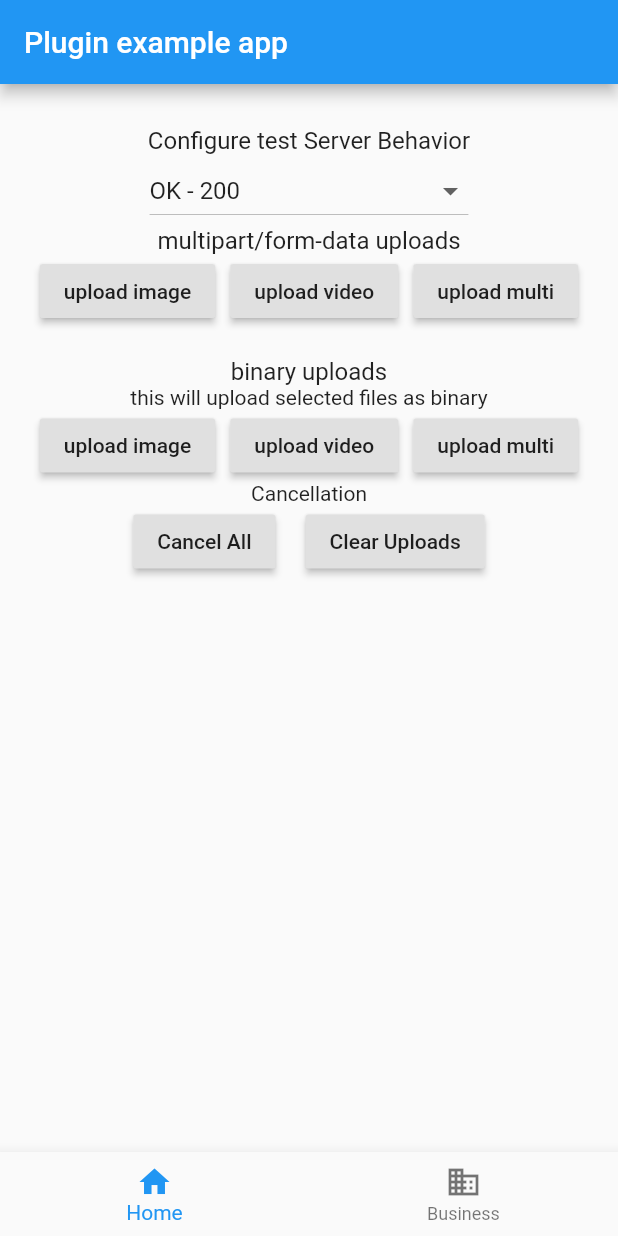
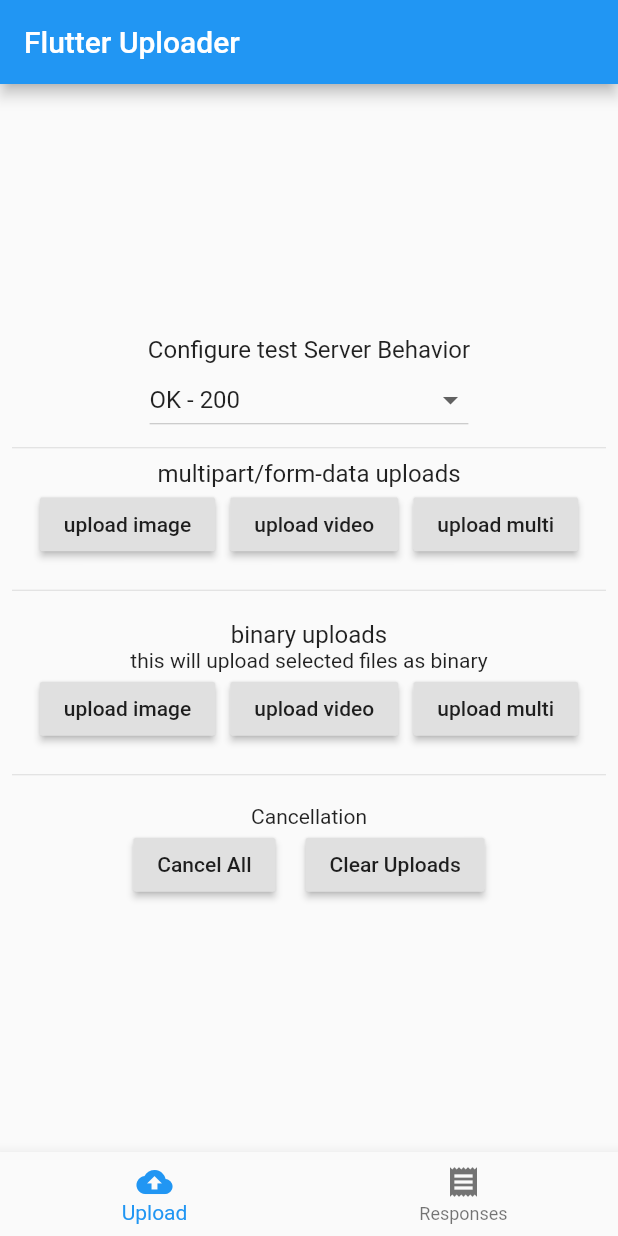
Before and after one commit to fluttercommunity/flutter_uploader, a Flutter app: the screen it shows after launch, on a phone screen of 412 x 824 dp. Run offline on Flutter 3.47's test engine with Material 2 defaults, Android fonts, the phone set to English and light mode, and no system bars; our stand-ins replace equatable, file_picker, flutter_local_notifications, image_picker, shared_preferences.

Commit message:
Cleanups in example

```diff
--- a/example/lib/main.dart
+++ b/example/lib/main.dart
@@ -9,7 +9,8 @@ import 'package:flutter_local_notifications/flutter_local_notifications.dart';
 
 const String title = "FileUpload Sample app";
 final Uri uploadURL = Uri.parse(
-    "https://us-central1-flutteruploadertest.cloudfunctions.net/upload");
+  "https://us-central1-flutteruploadertest.cloudfunctions.net/upload",
+);
 
 FlutterUploader _uploader = FlutterUploader();
 
@@ -28,8 +29,6 @@ void backgroundHandler() {
 
     if (Platform.isAndroid) {
       uploader.progress.listen((progress) {
-        print("In ISOLATE: ID: ${progress.taskId}");
-
         if (processed.contains(progress.taskId)) {
           return;
         }
@@ -59,9 +58,6 @@ void backgroundHandler() {
     }
 
     uploader.result.listen((result) {
-      print(
-          'In ISOLATE: Result: ${result.taskId}, ${result.status.description}');
-
       if (processed.contains(result.taskId)) {
         return;
       }
@@ -102,7 +98,7 @@ void backgroundHandler() {
         ),
       )
           .catchError((e, stack) {
-        print('error while showing noticiation: $e, $stack');
+        print('error while showing notification: $e, $stack');
       });
     });
   });
@@ -130,23 +126,19 @@ class _AppState extends State<App> {
     FlutterLocalNotificationsPlugin flutterLocalNotificationsPlugin =
         FlutterLocalNotificationsPlugin();
     var initializationSettingsAndroid =
-        AndroidInitializationSettings('app_icon');
+        AndroidInitializationSettings('ic_upload');
     var initializationSettingsIOS = IOSInitializationSettings(
       requestSoundPermission: false,
       requestBadgePermission: false,
       requestAlertPermission: true,
       onDidReceiveLocalNotification:
-          (int id, String title, String body, String payload) async {
-        //
-      },
+          (int id, String title, String body, String payload) async {},
     );
     var initializationSettings = InitializationSettings(
         initializationSettingsAndroid, initializationSettingsIOS);
     flutterLocalNotificationsPlugin.initialize(
       initializationSettings,
-      onSelectNotification: (payload) async {
-//
-      },
+      onSelectNotification: (payload) async {},
     );
   }
 
@@ -169,12 +161,12 @@ class _AppState extends State<App> {
         bottomNavigationBar: BottomNavigationBar(
           items: const <BottomNavigationBarItem>[
             BottomNavigationBarItem(
-              icon: Icon(Icons.home),
-              title: Text('Home'),
+              icon: Icon(Icons.cloud_upload),
+              title: Text('Upload'),
             ),
             BottomNavigationBarItem(
-              icon: Icon(Icons.business),
-              title: Text('Business'),
+              icon: Icon(Icons.receipt),
+              title: Text('Responses'),
             ),
           ],
           onTap: (newIndex) {
--- a/example/lib/upload_screen.dart
+++ b/example/lib/upload_screen.dart
@@ -51,27 +51,30 @@ class _UploadScreenState extends State<UploadScreen> {
   Widget build(BuildContext context) {
     return Scaffold(
       appBar: AppBar(
-        title: const Text('Plugin example app'),
+        title: const Text('Flutter Uploader'),
       ),
       body: Padding(
         padding: const EdgeInsets.all(8.0),
+        child: Center(
+          child: SingleChildScrollView(
             child: Column(
-          mainAxisAlignment: MainAxisAlignment.start,
+              mainAxisAlignment: MainAxisAlignment.center,
               children: <Widget>[
-            Container(height: 20.0),
                 Text(
                   'Configure test Server Behavior',
                   style: Theme.of(context).textTheme.subtitle1,
                 ),
                 DropdownButton<ServerBehavior>(
                   items: ServerBehavior.all.map((e) {
-                return DropdownMenuItem(child: Text('${e.title}'), value: e);
+                    return DropdownMenuItem(
+                        child: Text('${e.title}'), value: e);
                   }).toList(),
                   onChanged: (newBehavior) {
                     setState(() => _serverBehavior = newBehavior);
                   },
                   value: _serverBehavior,
                 ),
+                Divider(),
                 Text(
                   'multipart/form-data uploads',
                   style: Theme.of(context).textTheme.subtitle1,
@@ -94,7 +97,7 @@ class _UploadScreenState extends State<UploadScreen> {
                     ),
                   ],
                 ),
-            Container(height: 20.0),
+                Divider(height: 40),
                 Text(
                   'binary uploads',
                   style: Theme.of(context).textTheme.subtitle1,
@@ -118,6 +121,7 @@ class _UploadScreenState extends State<UploadScreen> {
                     ),
                   ],
                 ),
+                Divider(height: 40),
                 Text('Cancellation'),
                 Row(
                   mainAxisAlignment: MainAxisAlignment.center,
@@ -136,6 +140,8 @@ class _UploadScreenState extends State<UploadScreen> {
                   ],
                 ),
               ],
+            ),
+          ),
         ),
       ),
     );
@@ -186,7 +192,7 @@ class _UploadScreenState extends State<UploadScreen> {
     final tag = "upload";
 
     Uri url = binary
-        ? widget.uploadURL.replace(path: widget.uploadURL.path + '/binary')
+        ? widget.uploadURL.replace(path: widget.uploadURL.path + 'Binary')
         : widget.uploadURL;
 
     url = url.replace(queryParameters: {
```
Lines whose indentation alone changed are shown as unchanged.
